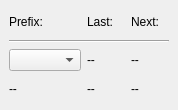
Qt form cct/qtgui/dockwidgets/fsncounter/fsncounter.ui (awacha/cct) before a commit.
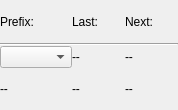
The same form after that commit.

Commit message: Made dock widgets in cct more compact, consume less space

```diff
--- a/cct/qtgui/dockwidgets/fsncounter/fsncounter.ui
+++ b/cct/qtgui/dockwidgets/fsncounter/fsncounter.ui
@@ -27,6 +27,21 @@
   </property>
   <widget class="QWidget" name="dockWidgetContents">
    <layout class="QGridLayout" name="gridLayout">
+    <property name="leftMargin">
+     <number>0</number>
+    </property>
+    <property name="topMargin">
+     <number>0</number>
+    </property>
+    <property name="rightMargin">
+     <number>0</number>
+    </property>
+    <property name="bottomMargin">
+     <number>0</number>
+    </property>
+    <property name="spacing">
+     <number>0</number>
+    </property>
     <item row="2" column="1">
      <widget class="QLabel" name="selectedPrefixLastLabel">
       <property name="text">
@@ -70,7 +85,14 @@
      </widget>
     </item>
     <item row="2" column="0">
-     <widget class="QComboBox" name="prefixComboBox"/>
+     <widget class="QComboBox" name="prefixComboBox">
+      <property name="sizePolicy">
+       <sizepolicy hsizetype="Maximum" vsizetype="Fixed">
+        <horstretch>0</horstretch>
+        <verstretch>0</verstretch>
+       </sizepolicy>
+      </property>
+     </widget>
     </item>
     <item row="3" column="0">
      <widget class="QLabel" name="lastPrefixLabel">
```
The commit also changes 4 other files.
